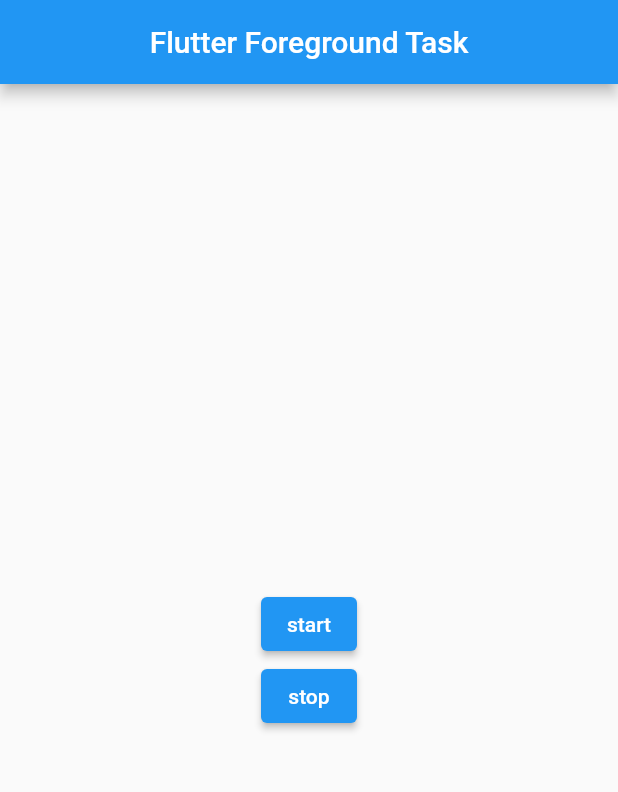
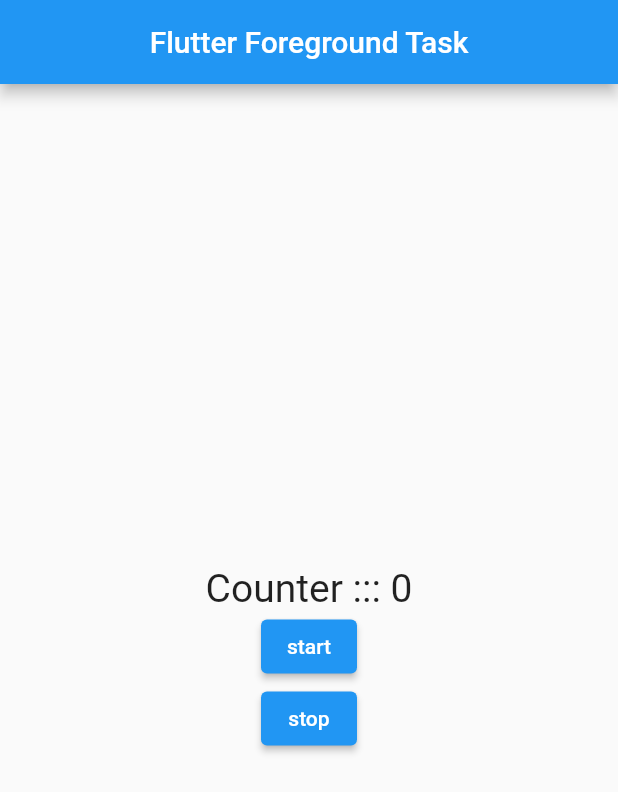
Before and after one commit to marufrobin/workmanager_demo, a Flutter app: the screen it shows after launch, on a phone screen of 412 x 824 dp. Shown: the top 792 px of the screen. Run offline on Flutter 3.47's test engine with Material 2 defaults, Android fonts, the phone set to English and light mode, and no system bars; missing offline and left inert: flutter_foreground_task.

```diff
--- a/lib/examplePage.dart
+++ b/lib/examplePage.dart
@@ -174,6 +174,10 @@ class _ExamplePageState extends State<ExamplePage> {
       child: Column(
         mainAxisAlignment: MainAxisAlignment.center,
         children: [
+          Text(
+            "Counter ::: $counter",
+            style: TextStyle(fontSize: 26),
+          ),
           buttonBuilder('start', onPressed: _startForegroundTask),
           buttonBuilder('stop', onPressed: _stopForegroundTask),
         ],
--- a/lib/main.dart
+++ b/lib/main.dart
@@ -36,6 +36,8 @@ void startCallBack() {
   FlutterForegroundTask.setTaskHandler(TestTaskHandler());
 }
 
+int counter = 0;
+
 class TestTaskHandler extends TaskHandler {
   SendPort? _sendPort;
   int _eventCount = 0;
@@ -65,9 +67,10 @@ class TestTaskHandler extends TaskHandler {
     // print("Custom Data: ${customData}");
 
     var tastNumber = 0;
-    Timer.periodic(Duration(seconds: 10), (timer) {
-      print(
-          "My name is Robin and tast number: ${tastNumber++}---${timer.toString()}");
+    Timer.periodic(Duration(seconds: 5), (timer) {
+      counter = tastNumber + 1;
+
+      print("My name is Robin and tast number: ${tastNumber++}}");
     });
 
     // TODO: implement onStart
```
